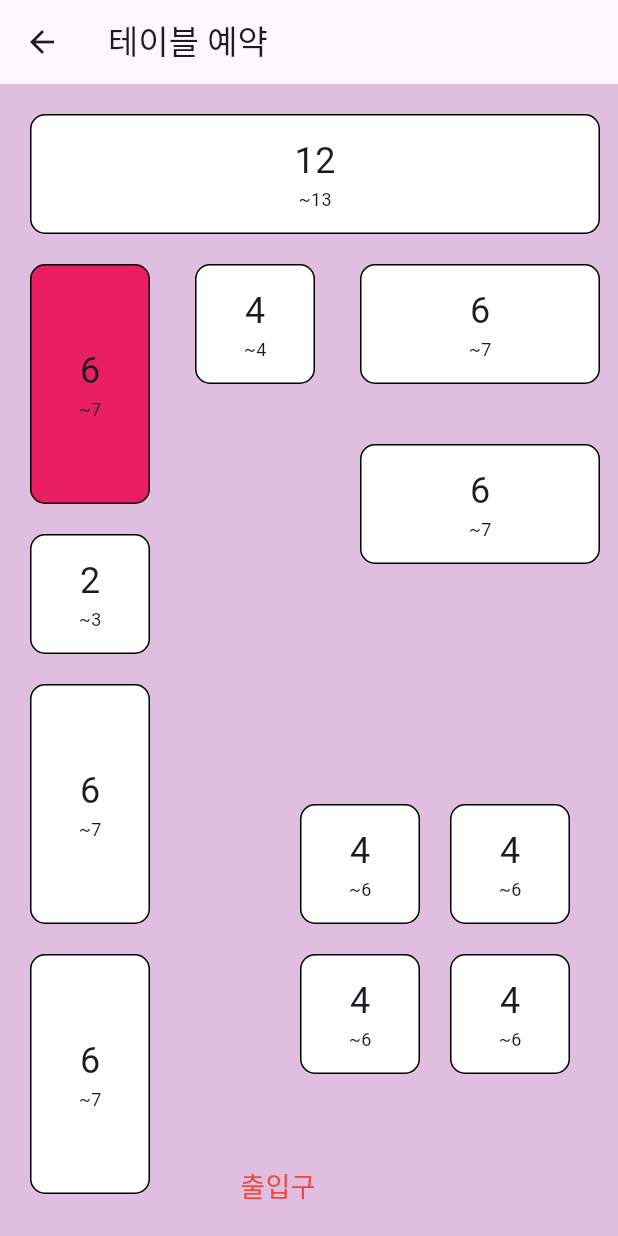
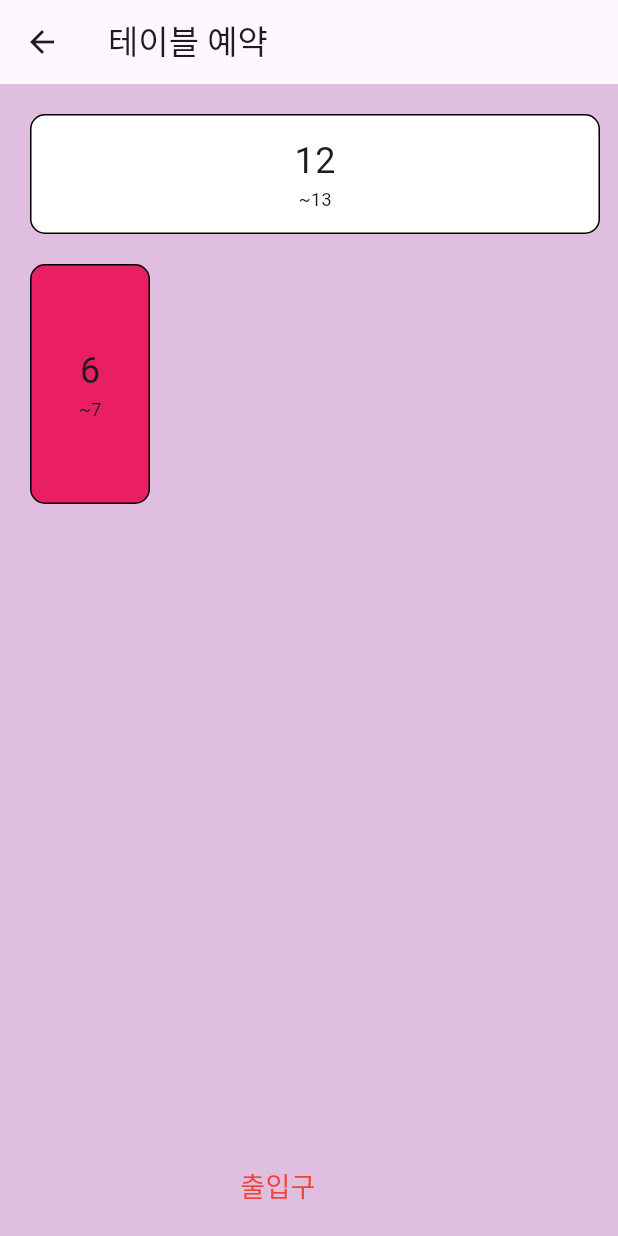
Before and after one commit to forthebeautifulworld/mobile_teamproject, a Flutter app: the RestaurantPage screen opened directly, after a tap on "예약하기", on a phone screen of 412 x 824 dp. Run offline on Flutter 3.47's test engine with Material 3 defaults, Android fonts, the phone set to English and light mode, and no system bars; our stand-ins replace image_picker, sqflite; accounts and stored records are empty.

Commit message:
models, pages, tabs 주석처리

```diff
--- a/lib/pages/reservation_page.dart
+++ b/lib/pages/reservation_page.dart
@@ -1,15 +1,18 @@
+// 예약 페이지를 위한 Flutter StatefulWidget
 import 'package:flutter/material.dart';
-import '../models/table_status.dart'; // 경로가 올바른지 확인
+import '../models/table_status.dart'; // 테이블 상태 모델 파일의 경로가 올바른지 확인해야 합니다.
 
+/// ReservationPage 위젯 정의
 class ReservationPage extends StatefulWidget {
-  ReservationPage({Key? key}) : super(key: key); // Key parameter added
+  ReservationPage({Key? key}) : super(key: key); // Key 매개변수 추가
 
   @override
-  ReservationPageState createState() => ReservationPageState(); // Made public
+  ReservationPageState createState() => ReservationPageState(); // 상태 객체 생성
 }
 
+/// ReservationPage의 상태 클래스
 class ReservationPageState extends State<ReservationPage> {
-  // Made public
+  // 테이블 상태를 저장하는 리스트
   List<TableStatus> tableStatuses = [
     TableStatus(
         id: 1,
@@ -65,6 +68,7 @@ class ReservationPageState extends State<ReservationPage> {
         maxSeats: 6,
         status: TableState.available,
         shape: TableShape.square),
+    // 추가 테이블 상태를 이곳에 정의
     TableStatus(
         id: 10,
         seats: 4,
@@ -85,60 +89,67 @@ class ReservationPageState extends State<ReservationPage> {
         shape: TableShape.square)
   ];
 
-  int? selectedTableId;
+  int? selectedTableId; // 선택된 테이블 ID 저장
 
+  /// 예약 다이얼로그를 보여주기 위한 함수
   void _showReservationDialog(int tableId) {
+    // 테이블 ID로 테이블 상태 객체 찾기
     final table = tableStatuses.firstWhere((table) => table.id == tableId);
+
+    // 텍스트 입력 컨트롤러 초기화
     TextEditingController timeController = TextEditingController();
     TextEditingController peopleController = TextEditingController();
 
+    // 예약 정보 입력 다이얼로그 표시
     showDialog(
       context: context,
       builder: (BuildContext context) {
         return AlertDialog(
-          title: const Text("예약 정보 입력"), // Added const
+          title: const Text("예약 정보 입력"), // 다이얼로그 제목
           content: Column(
             mainAxisSize: MainAxisSize.min,
             children: [
               TextField(
                 controller: timeController,
                 decoration:
-                    const InputDecoration(labelText: "방문 시간"), // Added const
+                    const InputDecoration(labelText: "방문 시간"), // 방문 시간 입력 필드
               ),
               TextField(
                 controller: peopleController,
                 decoration:
-                    const InputDecoration(labelText: "방문 인원수"), // Added const
+                    const InputDecoration(labelText: "방문 인원수"), // 방문 인원수 입력 필드
               ),
             ],
           ),
           actions: [
             TextButton(
-              child: const Text("취소"), // Added const
+              child: const Text("취소"), // 취소 버튼
               onPressed: () {
                 setState(() {
-                  selectedTableId = null;
+                  selectedTableId = null; // 선택된 테이블 초기화
                 });
-                Navigator.of(context).pop();
+                Navigator.of(context).pop(); // 다이얼로그 닫기
               },
             ),
             TextButton(
-              child: const Text("확정"), // Added const
+              child: const Text("확정"), // 확정 버튼
               onPressed: () {
+                // 입력한 인원수 확인
                 int peopleCount = int.tryParse(peopleController.text) ?? 0;
                 if (peopleCount > table.maxSeats) {
+                  // 입력한 인원수가 테이블 최대 인원수를 초과한 경우 오류 메시지 표시
                   showDialog(
                     context: context,
                     builder: (BuildContext context) {
                       return AlertDialog(
-                        title: const Text("오류"), // Added const
+                        title: const Text("오류"), // 오류 메시지 다이얼로그 제목
                         content:
-                            const Text("테이블의 최대 인원수를 확인해주세요."), // Added const
+                            const Text("테이블의 최대 인원수를 확인해주세요."), // 오류 메시지 내용
                         actions: [
                           TextButton(
-                            child: const Text("확인"), // Added const
+                            child: const Text("확인"), // 확인 버튼
                             onPressed: () {
-                              Navigator.of(context).pop();
+                              Navigator.of(context).pop(); // 오류 메시지 다이얼로그 닫기
                             },
                           ),
                         ],
@@ -146,13 +157,14 @@ class ReservationPageState extends State<ReservationPage> {
                     },
                   );
                 } else {
+                  // 인원수가 문제 없을 경우 예약 처리
                   setState(() {
-                    table.status = TableState.myReserved;
-                    table.visitTime = timeController.text;
-                    table.visitPeople = peopleController.text;
-                    selectedTableId = null;
+                    table.status = TableState.myReserved; // 테이블 상태를 내 예약으로 변경
+                    table.visitTime = timeController.text; // 방문 시간 저장
+                    table.visitPeople = peopleController.text; // 방문 인원수 저장
+                    selectedTableId = null; // 선택된 테이블 초기화
                   });
-                  Navigator.of(context).pop();
+                  Navigator.of(context).pop(); // 예약 정보 입력 다이얼로그 닫기
                 }
               },
             ),
@@ -162,52 +174,36 @@ class ReservationPageState extends State<ReservationPage> {
     );
   }
 
+  /// 위젯 빌드 함수
   @override
   Widget build(BuildContext context) {
     return Scaffold(
       appBar: AppBar(
-        title: const Text("테이블 예약"), // Added const
+        title: const Text("테이블 예약"), // 앱바 제목
         leading: IconButton(
-          icon: const Icon(Icons.arrow_back), // Added const
+          icon: const Icon(Icons.arrow_back), // 뒤로가기 아이콘
           onPressed: () {
-            Navigator.pop(context);
+            Navigator.pop(context); // 뒤로가기 동작
           },
         ),
       ),
       body: Center(
         child: Container(
-          color: const Color(0xFFE0BEE0), // Added const
+          color: const Color(0xFFE0BEE0), // 배경색 지정
           child: Stack(
             children: [
+              // 테이블 위젯 빌드 - 여러 개의 테이블을 중첩하여 배치
               buildTable(tableStatuses[0], 20, 20,
-                  width: 380, height: 80), // Large rectangle
+                  width: 380, height: 80), // 큰 직사각형 테이블
               buildTable(tableStatuses[1], 120, 20,
-                  width: 80, height: 160), // Tall rectangle
-              buildTable(tableStatuses[2], 120, 130,
-                  width: 80, height: 80), // Rectangle
-              buildTable(tableStatuses[3], 120, 240,
-                  width: 160, height: 80), // Square
-              buildTable(tableStatuses[4], 240, 240,
-                  width: 160, height: 80), // Rectangle
-              buildTable(tableStatuses[5], 300, 20,
-                  width: 80, height: 80), // Rectangle
-              buildTable(tableStatuses[6], 400, 20,
-                  width: 80, height: 160), // Square
-              buildTable(tableStatuses[7], 580, 20,
-                  width: 80, height: 160), // Square
-              buildTable(tableStatuses[8], 480, 200,
-                  width: 80, height: 80), // Square
-              buildTable(tableStatuses[9], 480, 300,
-                  width: 80, height: 80), // Square
-              buildTable(tableStatuses[10], 580, 200, width: 80, height: 80),
-              buildTable(tableStatuses[11], 580, 300,
-                  width: 80, height: 80), // Tall rectangle
+                  width: 80, height: 160), // 높은 직사각형 테이블
+              // 이곳에 추가 테이블 빌드를 추가할 수 있습니다.
               const Positioned(
                 bottom: 20,
                 left: 160,
                 child: Text(
                   "출입구",
-                  style: TextStyle(fontSize: 18, color: Colors.red),
+                  style: TextStyle(fontSize: 18, color: Colors.red), // 출입구 표시
                 ),
               ),
             ],
@@ -216,25 +212,28 @@ class ReservationPageState extends State<ReservationPage> {
       ),
     );
   }
+  // 나머지 코드는 다음 주석에서 따로 제공됩니다.
 
+  /// 테이블을 빌드하는 함수
   Widget buildTable(TableStatus table, double top, double left,
       {double width = 80, double height = 80}) {
+    // 테이블 상태에 따라서 다른 색상을 설정
     Color tableColor;
     switch (table.status) {
       case TableState.available:
-        tableColor = Colors.white;
+        tableColor = Colors.white; // 사용 가능 상태일 때 흰색
         break;
       case TableState.unavailable:
-        tableColor = Colors.pink;
+        tableColor = Colors.pink; // 사용 불가 상태일 때 분홍색
         break;
       case TableState.reserved:
-        tableColor = Colors.red;
+        tableColor = Colors.red; // 예약됨 상태일 때 빨간색
         break;
       case TableState.myReserved:
-        tableColor = Colors.green;
+        tableColor = Colors.green; // 내 예약 상태일 때 초록색
         break;
       default:
-        tableColor = Colors.white;
+        tableColor = Colors.white; // 기본 색상으로 흰색
         break;
     }
     return Positioned(
@@ -244,38 +243,40 @@ class ReservationPageState extends State<ReservationPage> {
         onTap: table.status == TableState.available
             ? () {
                 setState(() {
-                  selectedTableId = table.id;
-                  _showReservationDialog(table.id);
+                  selectedTableId = table.id; // 선택된 테이블 ID 설정
+                  _showReservationDialog(table.id); // 예약 다이얼로그 표시
                 });
               }
             : table.status == TableState.myReserved
                 ? () {
+                    // 내 예약 상태일 때 예약 상세 정보를 보여주는 다이얼로그 표시
                     showDialog(
                       context: context,
                       builder: (BuildContext context) {
                         return AlertDialog(
-                          title: const Text("내 예약 정보"), // Added const
+                          title: const Text("내 예약 정보"), // 다이얼로그 제목
                           content: Column(
                             mainAxisSize: MainAxisSize.min,
                             children: [
-                              Text("방문 시간: ${table.visitTime}"),
-                              Text("방문 인원수: ${table.visitPeople}"),
+                              Text("방문 시간: ${table.visitTime}"), // 방문 시간 표시
+                              Text("방문 인원수: ${table.visitPeople}"), // 방문 인원수 표시
                             ],
                           ),
                           actions: [
                             TextButton(
-                              child: const Text("예약 취소하기"), // Added const
+                              child: const Text("예약 취소하기"), // 예약 취소 버튼
                               onPressed: () {
                                 setState(() {
-                                  table.status = TableState.available;
+                                  table.status = TableState
+                                      .available; // 테이블 상태를 사용 가능으로 변경
                                 });
-                                Navigator.of(context).pop();
+                                Navigator.of(context).pop(); // 다이얼로그 닫기
                               },
                             ),
                             TextButton(
-                              child: const Text("확인"), // Added const
+                              child: const Text("확인"), // 확인 버튼
                               onPressed: () {
-                                Navigator.of(context).pop();
+                                Navigator.of(context).pop(); // 다이얼로그 닫기
                               },
                             ),
                           ],
@@ -283,26 +284,28 @@ class ReservationPageState extends State<ReservationPage> {
                       },
                     );
                   }
-                : null,
+                : null, // 다른 상태일 때 동작 없음
         child: Container(
-          width: width,
-          height: height,
+          width: width, // 테이블 너비
+          height: height, // 테이블 높이
           decoration: BoxDecoration(
-            color: table.id == selectedTableId ? Colors.orange : tableColor,
-            borderRadius: BorderRadius.circular(10.0),
-            border: Border.all(color: Colors.black),
+            color: table.id == selectedTableId
+                ? Colors.orange
+                : tableColor, // 선택된 테이블의 색상은 주황색
+            borderRadius: BorderRadius.circular(10.0), // 테이블의 모서리를 둥글게
+            border: Border.all(color: Colors.black), // 테두리는 검은색
           ),
           child: Center(
             child: Column(
               mainAxisSize: MainAxisSize.min,
               children: [
                 Text(
-                  "${table.seats}",
-                  style: const TextStyle(fontSize: 24), // Added const
+                  "${table.seats}", // 현재 좌석 수
+                  style: const TextStyle(fontSize: 24), // 글자 크기 24
                 ),
                 Text(
-                  "~${table.maxSeats}",
-                  style: const TextStyle(fontSize: 12), // Added const
+                  "~${table.maxSeats}", // 최대 좌석 수
+                  style: const TextStyle(fontSize: 12), // 글자 크기 12
                 ),
               ],
             ),
--- a/lib/pages/restaurant_page.dart
+++ b/lib/pages/restaurant_page.dart
@@ -2,13 +2,15 @@ import 'package:flutter/material.dart';
 import 'package:teamproject123/tabs/default_community_tab.dart';
 import '../tabs/menu_tab.dart';
 import '../tabs/community_tab.dart';
-import '../tabs/default_tab.dart'; // defaultTab import 추가
+import '../tabs/default_tab.dart'; // 기본 탭 import 추가
 import '../pages/reservation_page.dart';
 import '../database_helper.dart';
 
+// 식당 페이지를 위한 상태 비저장 위젯
 class RestaurantPage extends StatefulWidget {
   final String businessNumber;
 
+  // 생성자
   const RestaurantPage({Key? key, required this.businessNumber})
       : super(key: key);
 
@@ -16,6 +18,7 @@ class RestaurantPage extends StatefulWidget {
   _RestaurantPageState createState() => _RestaurantPageState();
 }
 
+// 식당 페이지의 상태 클래스
 class _RestaurantPageState extends State<RestaurantPage>
     with SingleTickerProviderStateMixin {
   late TabController _tabController;
@@ -24,19 +27,24 @@ class _RestaurantPageState extends State<RestaurantPage>
   @override
   void initState() {
     super.initState();
+    // 두 개의 탭을 가진 탭 컨트롤러 초기화
     _tabController = TabController(length: 2, vsync: this);
     _tabController.addListener(() {
-      setState(() {});
+      setState(() {}); // 탭 변경 시 상태를 업데이트
     });
+    // 가게 이름을 비동기적으로 가져옴
     _fetchStoreName();
   }
 
+  // 가게 이름을 데이터베이스에서 가져오는 메서드
   Future<void> _fetchStoreName() async {
     if (widget.businessNumber == 'whale_pizza') {
+      // 고래피자 죽전점의 경우 하드코딩된 이름 사용
       setState(() {
         storeName = '고래피자 죽전점';
       });
     } else {
+      // 데이터베이스에서 비즈니스 번호로 가게 이름을 가져옴
       String name = await DatabaseHelper()
           .getStoreNameByBusinessNumber(widget.businessNumber);
       setState(() {
@@ -48,9 +56,11 @@ class _RestaurantPageState extends State<RestaurantPage>
   @override
   Widget build(BuildContext context) {
     return Scaffold(
+      // 중첩된 스크롤 뷰
       body: NestedScrollView(
         headerSliverBuilder: (BuildContext context, bool innerBoxIsScrolled) {
           return <Widget>[
+            // 확장 가능한 앱바
             SliverAppBar(
               expandedHeight: 300.0,
               floating: false,
@@ -66,10 +76,11 @@ class _RestaurantPageState extends State<RestaurantPage>
               leading: IconButton(
                 icon: Image.asset('assets/images/back_button.png'),
                 onPressed: () {
-                  Navigator.pop(context);
+                  Navigator.pop(context); // 이전 화면으로 돌아가기
                 },
               ),
             ),
+            // 고정된 헤더 영역
             SliverPersistentHeader(
               delegate: SliverAppBarDelegate(
                 title: storeName,
@@ -85,11 +96,13 @@ class _RestaurantPageState extends State<RestaurantPage>
             ),
           ];
         },
+        // 본문 영역
         body: Column(
           children: [
             Expanded(
               child: TabBarView(
                 controller: _tabController,
+                // businessNumber에 따라 다른 탭을 보여줌
                 children: widget.businessNumber == 'whale_pizza'
                     ? [
                         MenuTab(),
@@ -104,6 +117,7 @@ class _RestaurantPageState extends State<RestaurantPage>
           ],
         ),
       ),
+      // 탭에 따라 달라지는 플로팅 액션 버튼
       floatingActionButtonLocation: FloatingActionButtonLocation.centerFloat,
       floatingActionButton: _tabController.index == 0
           ? ElevatedButton(
@@ -120,6 +134,7 @@ class _RestaurantPageState extends State<RestaurantPage>
   }
 }
 
+// SliverPersistentHeaderDelegate 클래스 정의
 class SliverAppBarDelegate extends SliverPersistentHeaderDelegate {
   SliverAppBarDelegate({required this.title, required this.tabBar});
 
--- a/lib/tabs/community_tab.dart
+++ b/lib/tabs/community_tab.dart
@@ -1,3 +1,4 @@
+//커뮤니티 탭에 포함될 페이지를 정의하는 파일입니다.
 import 'package:flutter/material.dart';
 import '../pages/community_page.dart';
 
--- a/lib/tabs/menu_tab.dart
+++ b/lib/tabs/menu_tab.dart
@@ -1,3 +1,4 @@
+//메뉴 탭에 포함될 메뉴 아이템 위젯을 정의한 파일
 import 'package:flutter/material.dart';
 import '../widgets/menu_item.dart';
 
```
Also changed, not shown: lib/pages/restaurant_page_list.dart (+24 -15 lines), lib/pages/write_review_page.dart (+38 -24 lines).
